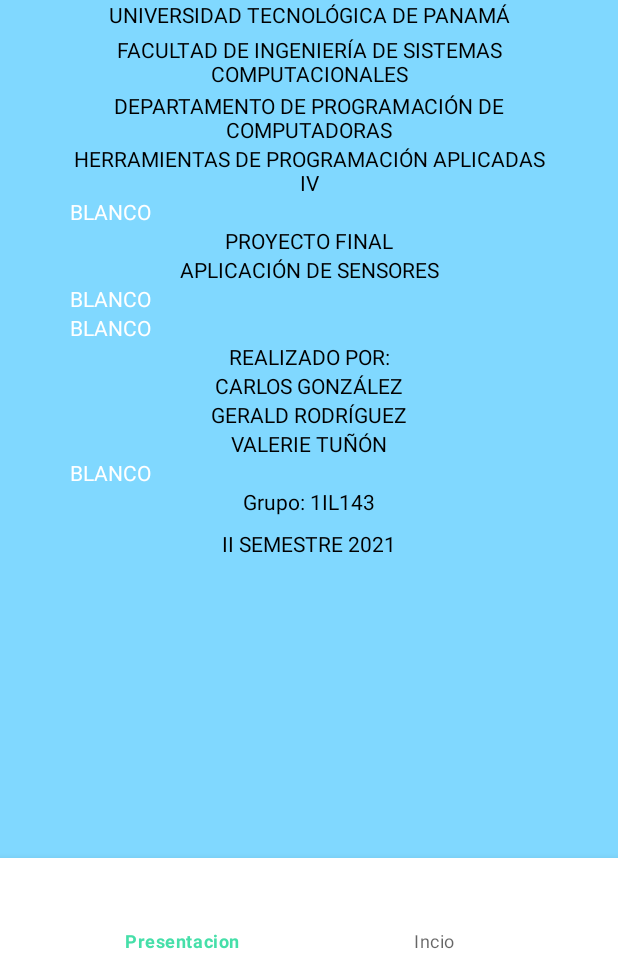
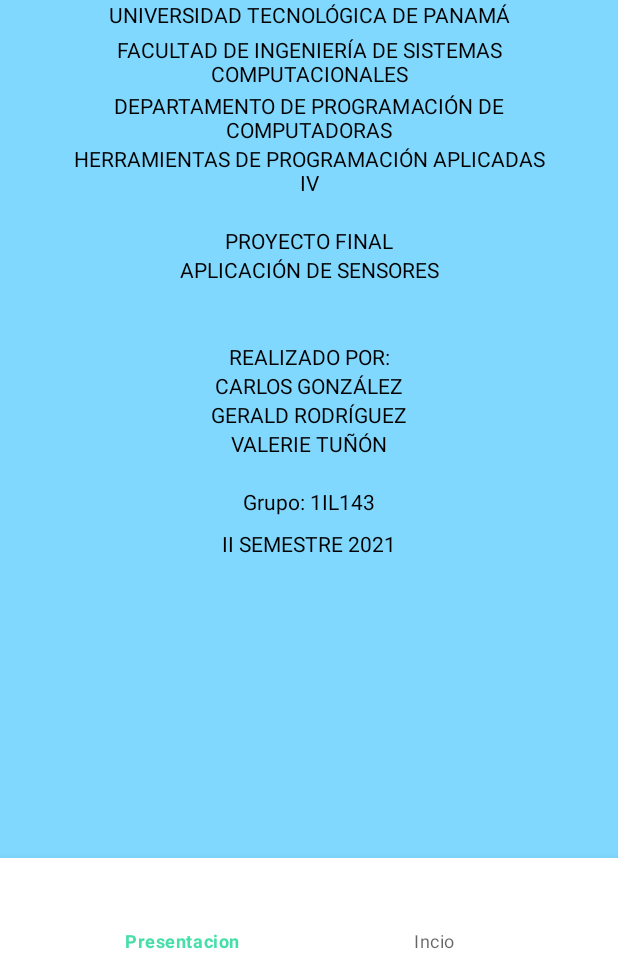
Before and after one commit to cigch02/semestral, an Android app: the screen it shows after launch (MainActivity), on a phone screen of 412 x 824 dp, the part 273-1236 px from its top. Run offline under Robolectric (Android 15) with nearby library versions, the phone set to English and light mode, and no system bars.

Commit message:
Retoques finales, correción de errores

```diff
--- a/app/src/main/res/layout/fragment_presentacion.xml
+++ b/app/src/main/res/layout/fragment_presentacion.xml
@@ -86,7 +86,6 @@
             android:id="@+id/textView12"
             android:layout_width="match_parent"
             android:layout_height="wrap_content"
-            android:text="BLANCO"
             android:textColor="@color/white"
             android:textSize="14sp" />
 
@@ -112,7 +111,6 @@
             android:id="@+id/textView9"
             android:layout_width="match_parent"
             android:layout_height="wrap_content"
-            android:text="BLANCO"
             android:textColor="@color/white"
             android:textSize="14sp" />
 
@@ -120,7 +118,6 @@
             android:id="@+id/textView10"
             android:layout_width="match_parent"
             android:layout_height="wrap_content"
-            android:text="BLANCO"
             android:textColor="@color/white"
             android:textSize="14sp" />
 
@@ -164,7 +161,6 @@
             android:id="@+id/textView16"
             android:layout_width="match_parent"
             android:layout_height="wrap_content"
-            android:text="BLANCO"
             android:textColor="@color/white"
             android:textSize="14sp" />
 
```
